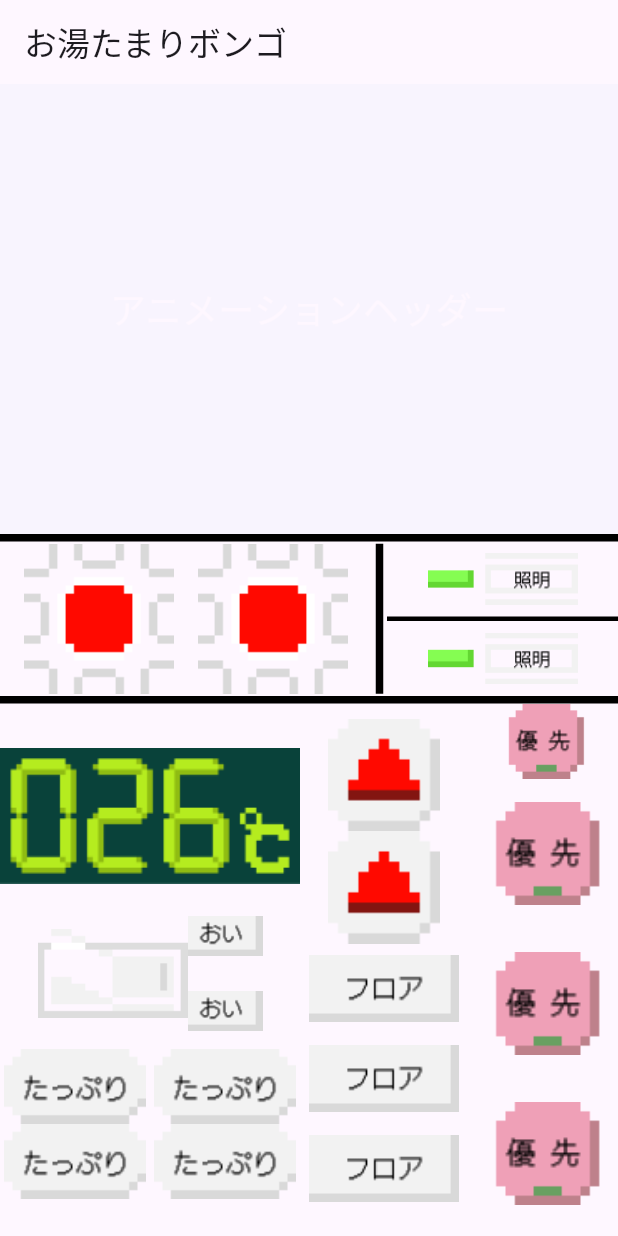
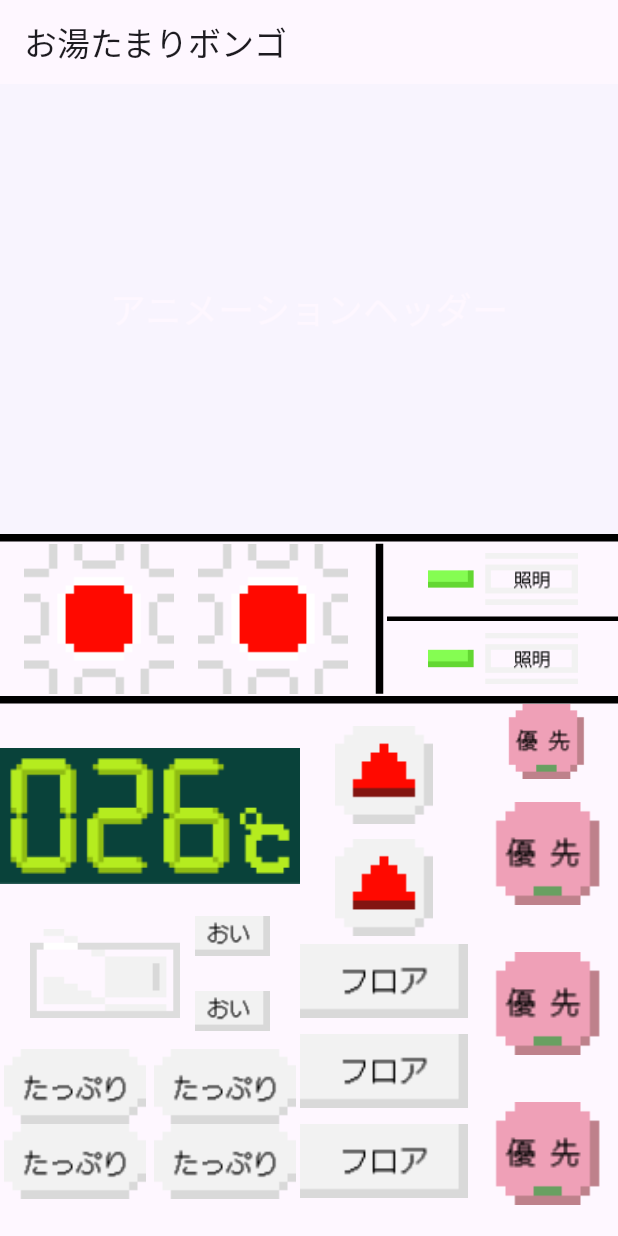
Before and after one commit to ironmax123/oyutamari_bongo, a Flutter app: the screen it shows after launch, on a phone screen of 412 x 824 dp. Run offline on Flutter 3.47's test engine with Material 3 defaults, Android fonts, the phone set to English and light mode, and no system bars; our stand-ins replace flutter_blue_plus, flutter_hooks, freezed_annotation, just_audio, riverpod_annotation; missing offline and left inert: audio_session; generated files the repository leaves out were written again; statements that could not run were skipped.

Commit message:
余白追加

```diff
--- a/lib/pages/home/components/button_updown.dart
+++ b/lib/pages/home/components/button_updown.dart
@@ -7,20 +7,22 @@ class ButtonUpdown extends StatelessWidget {
   @override
   Widget build(BuildContext context) {
     return Column(
-      crossAxisAlignment: CrossAxisAlignment.center,
+      crossAxisAlignment: CrossAxisAlignment.stretch,
       children: [
         ImageButton(
           imagePath: 'assets/images/button7.png',
-          width: 100,
-          height: 75,
+          width: 65,
+          height: 65,
           onPressed: () {
             // ボタン7の処理
           },
         ),
+        SizedBox(height: 10), // 変更箇所: 空白を追加
+
         ImageButton(
           imagePath: 'assets/images/button7.png',
-          width: 100,
-          height: 75,
+          width: 65,
+          height: 65,
           onPressed: () {
             // ボタン7の処理
           },
--- a/lib/pages/home/home_page.dart
+++ b/lib/pages/home/home_page.dart
@@ -74,6 +74,7 @@ class HomePage extends StatelessWidget {
                                     // ボタン8の処理
                                   },
                                 ),
+                                SizedBox(width: 10), // 変更箇所: 空白を追加
                                 ButtonOi(),
                               ],
                             ),
```
